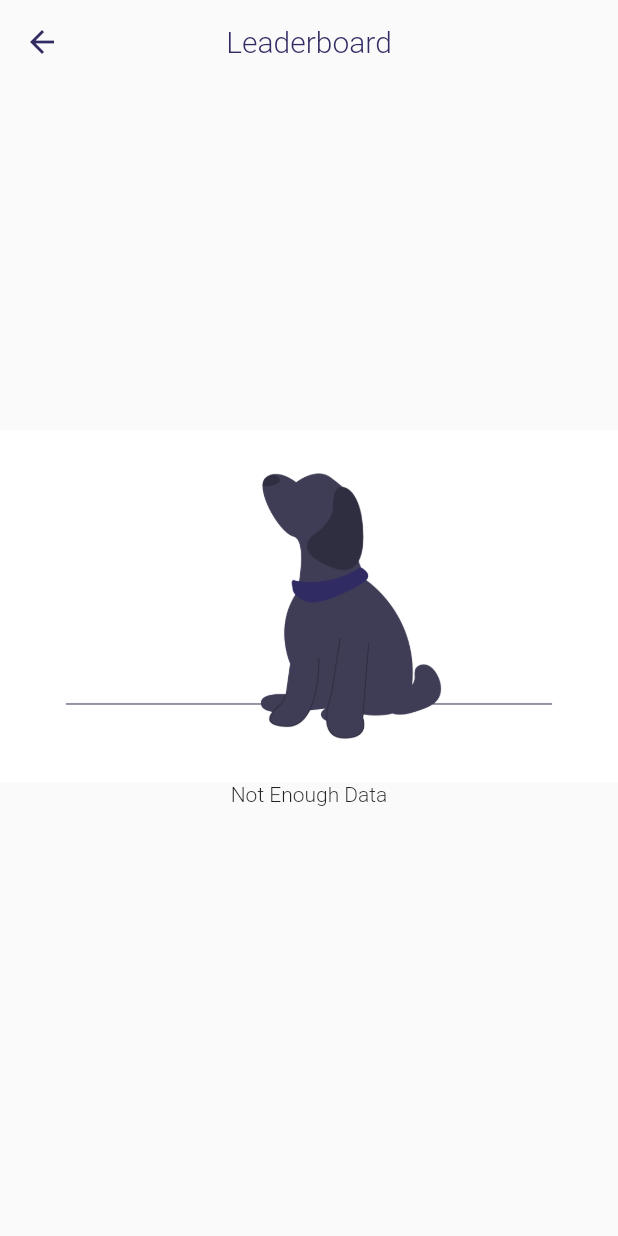
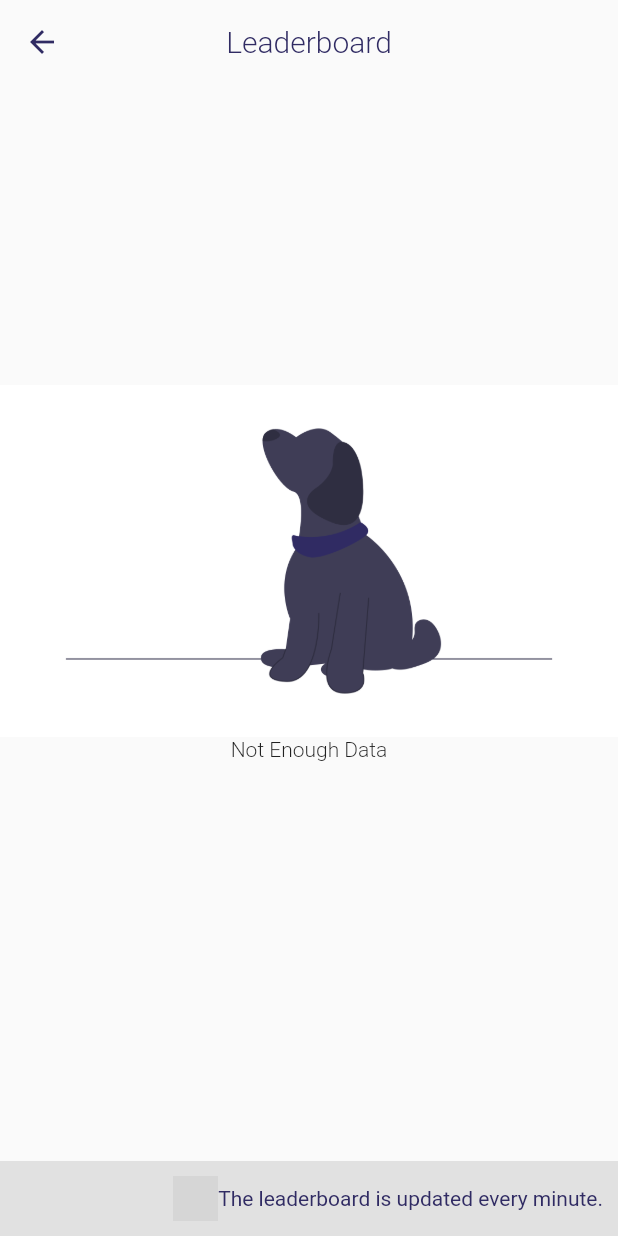
Before and after one commit to CYBERDEVILZ/ZBGAMING, a Flutter app: the Leaderboard screen opened directly, on a phone screen of 412 x 824 dp. Run offline on Flutter 3.47's test engine with Material 2 defaults, Android fonts, the phone set to English and light mode, and no system bars; our stand-ins replace cloud_firestore, firebase_auth, firebase_core, firebase_messaging, firebase_storage, fl_chart and 3 more; missing offline and left inert: razorpay_flutter; accounts and stored records are empty; network calls fail; grey boxes are pictures that could not be loaded.

Commit message:
minor change: design

```diff
--- a/lib/pages/leaderboards.dart
+++ b/lib/pages/leaderboards.dart
@@ -68,6 +68,17 @@ class _LeaderboardState extends State<Leaderboard> {
 
     return Scaffold(
       appBar: appBar,
+      bottomNavigationBar: Container(
+          color: Colors.black.withOpacity(0.1),
+          padding: const EdgeInsets.all(10),
+          margin: const EdgeInsets.only(top: 10),
+          child: Row(mainAxisAlignment: MainAxisAlignment.end, children: [
+            Image.asset("assets/images/ripple.gif", height: 30),
+            const Text(
+              "The leaderboard is updated every minute.",
+              style: TextStyle(color: Color(0xff302b63)),
+            ),
+          ])),
       extendBodyBehindAppBar: true,
       body: isLoading
           ? const Center(child: CircularProgressIndicator(color: Color(0xFF302B63)))
```
